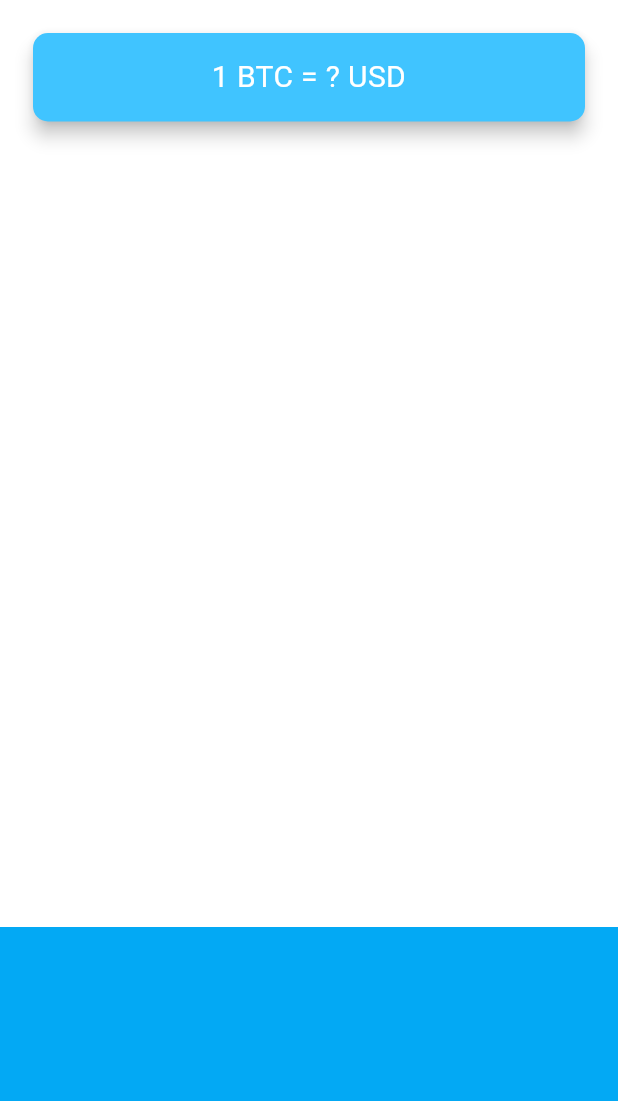
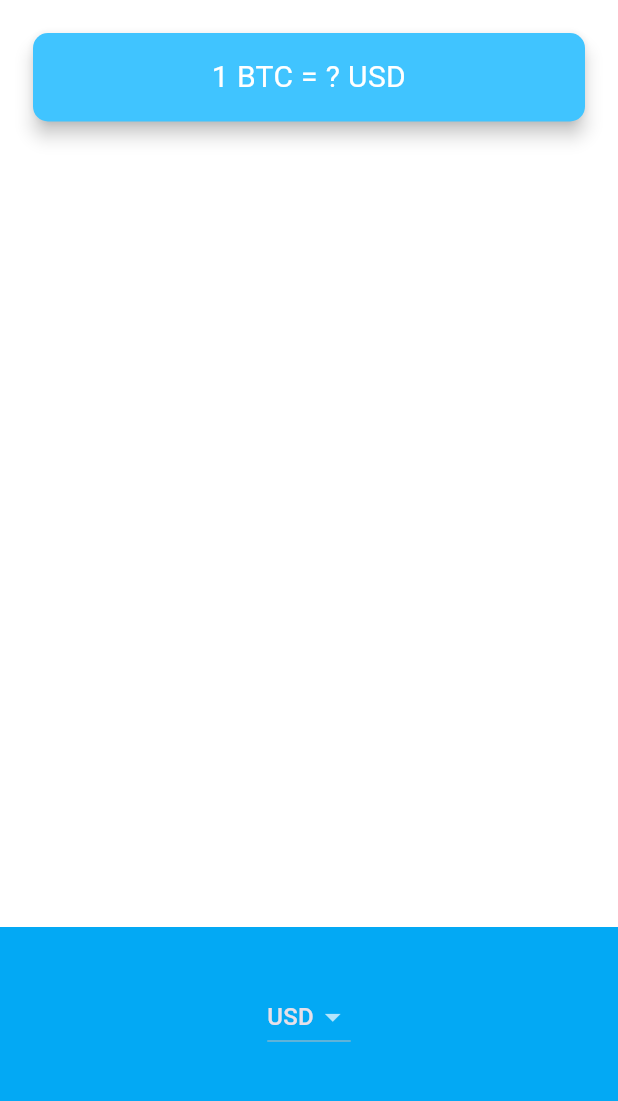
Before and after one commit to selinguz/bitcoin-ticker, a Flutter app: the screen it shows after launch, on a phone screen of 412 x 824 dp, the part 84-1185 px from its top. Run offline on Flutter 3.47's test engine with Material 3 defaults, Android fonts, the phone set to English and light mode, and no system bars.

Commit message:
dropdown menu ile currencylerin ekrana gelmesi sağlandı

```diff
--- a/lib/price_screen.dart
+++ b/lib/price_screen.dart
@@ -8,25 +8,27 @@
 }
 
 class _PriceScreenState extends State<PriceScreen> {
+  String selectedCurrency = 'USD';
+
   @override
   Widget build(BuildContext context) {
     return Scaffold(
       appBar: AppBar(
-        title: Text('🤑 Coin Ticker'),
+        title: const Text('🤑 Coin Ticker'),
       ),
       body: Column(
         mainAxisAlignment: MainAxisAlignment.spaceBetween,
         crossAxisAlignment: CrossAxisAlignment.stretch,
         children: <Widget>[
           Padding(
-            padding: EdgeInsets.fromLTRB(18.0, 18.0, 18.0, 0),
+            padding: const EdgeInsets.fromLTRB(18.0, 18.0, 18.0, 0),
             child: Card(
               color: Colors.lightBlueAccent,
               elevation: 5.0,
               shape: RoundedRectangleBorder(
                 borderRadius: BorderRadius.circular(10.0),
               ),
-              child: Padding(
+              child: const Padding(
                 padding: EdgeInsets.symmetric(vertical: 15.0, horizontal: 28.0),
                 child: Text(
                   '1 BTC = ? USD',
@@ -42,9 +44,30 @@
           Container(
             height: 150.0,
             alignment: Alignment.center,
-            padding: EdgeInsets.only(bottom: 30.0),
+            padding: const EdgeInsets.only(bottom: 30.0),
             color: Colors.lightBlue,
-            child: null,
+            child: DropdownButton<String>(
+              value: selectedCurrency,
+              items: const [
+                DropdownMenuItem(
+                  value: 'USD',
+                  child: Text('USD'),
+                ),
+                DropdownMenuItem(
+                  value: 'EUR',
+                  child: Text('EUR'),
+                ),
+                DropdownMenuItem(
+                  value: 'GBP',
+                  child: Text('GBP'),
+                ),
+              ],
+              onChanged: (value) {
+                setState(() {
+                  selectedCurrency = value!;
+                });
+              },
+            ),
           ),
         ],
       ),
```
